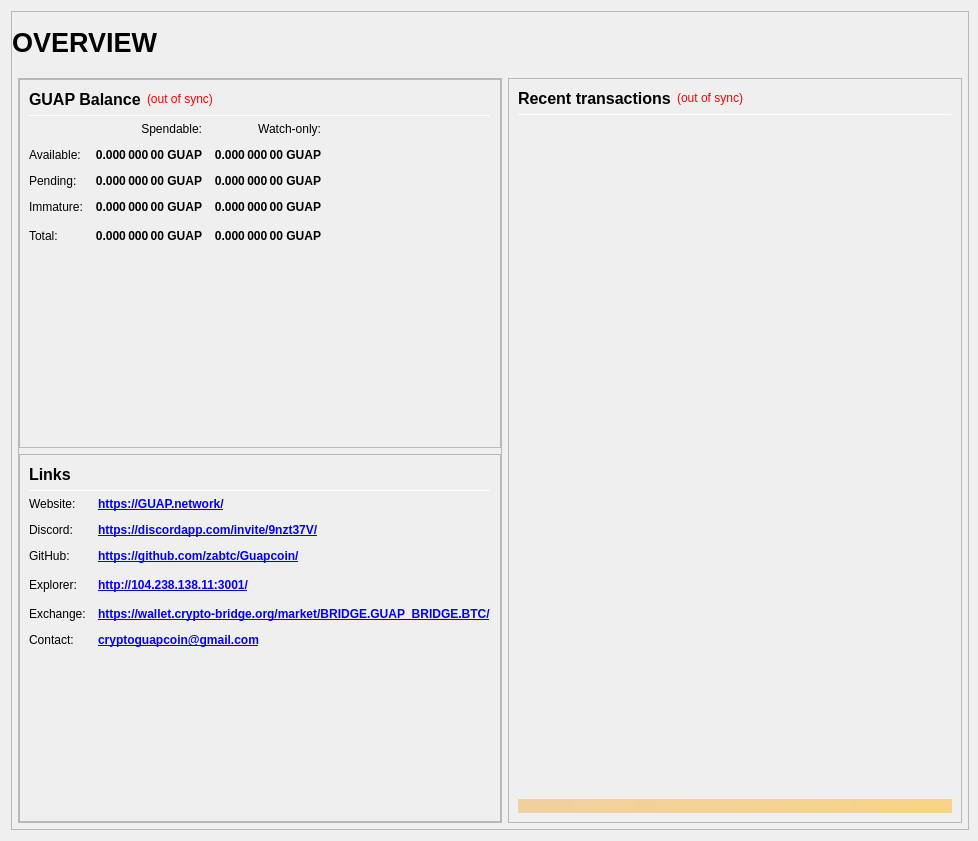
Above: src/qt/forms/overviewpage.ui from GuapCoinOfficial/guapcoinwallet before the change. Below: the same form after it.
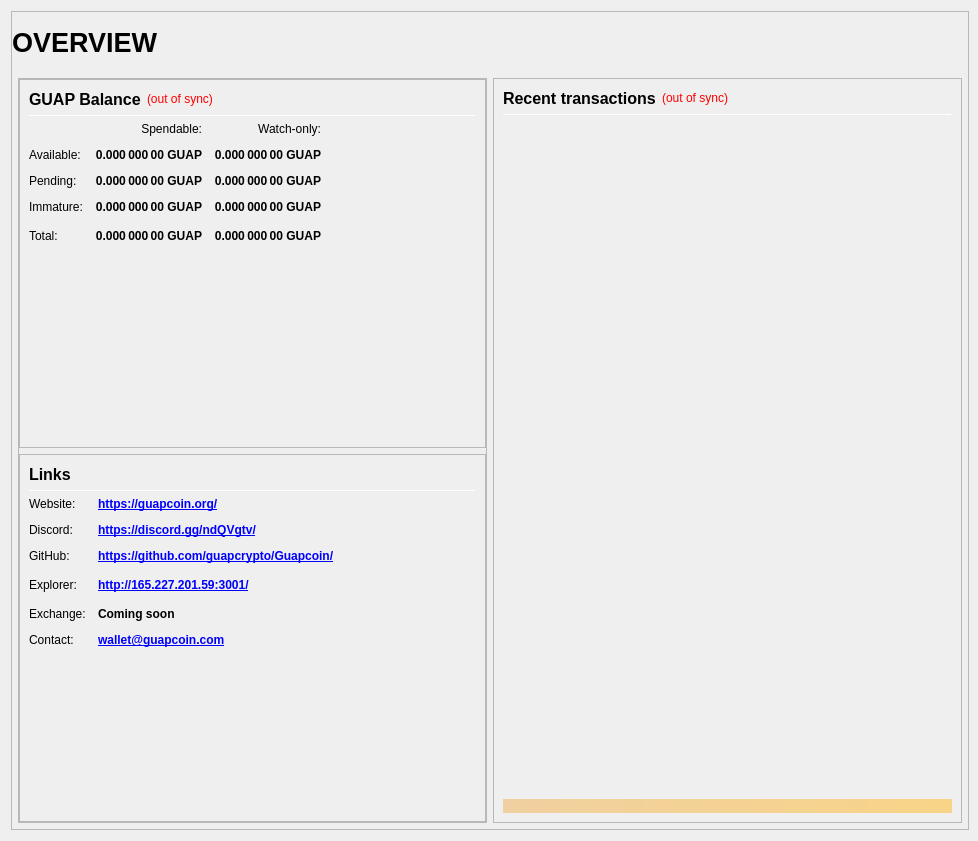
That is the form after the change.

Diff of the .ui file:
```diff
--- a/src/qt/forms/overviewpage.ui
+++ b/src/qt/forms/overviewpage.ui
@@ -671,7 +671,7 @@
                           </font>
                          </property>
                          <property name="text">
-                          <string notr="true">&lt;a href=&quot;https://GUAP.network/&quot;&gt;https://GUAP.network/&lt;/a&gt;</string>
+                          <string notr="true">&lt;a href=&quot;https://guapcoin.org/&quot;&gt;https://guapcoin.org/&lt;/a&gt;</string>
                          </property>
                          <property name="textFormat">
                           <enum>Qt::RichText</enum>
@@ -700,7 +700,7 @@
                           </font>
                          </property>
                          <property name="text">
-                          <string notr="true">&lt;a href=&quot;https://discordapp.com/invite/9nzt37V/&quot;&gt;https://discordapp.com/invite/9nzt37V/&lt;/a&gt;</string>
+                          <string notr="true">&lt;a href=&quot;https://discord.gg/ndQVgtv/&quot;&gt;https://discord.gg/ndQVgtv/&lt;/a&gt;</string>
                          </property>
                          <property name="alignment">
                           <set>Qt::AlignLeading|Qt::AlignLeft|Qt::AlignVCenter</set>
@@ -726,7 +726,7 @@
                           </font>
                          </property>
                          <property name="text">
-                          <string notr="true">&lt;a href=&quot;https://github.com/zabtc/Guapcoin/&quot;&gt;https://github.com/zabtc/Guapcoin/&lt;/a&gt;</string>
+                          <string notr="true">&lt;a href=&quot;https://github.com/guapcrypto/Guapcoin/&quot;&gt;https://github.com/guapcrypto/Guapcoin/&lt;/a&gt;</string>
                          </property>
                          <property name="alignment">
                            <set>Qt::AlignLeading|Qt::AlignLeft|Qt::AlignVCenter</set>
@@ -752,7 +752,7 @@
                           </font>
                          </property>
                          <property name="text">
-                          <string notr="true">&lt;a href=&quot;http://104.238.138.11:3001/&quot;&gt;http://104.238.138.11:3001/&lt;/a&gt;</string>
+                          <string notr="true">&lt;a href=&quot;http://165.227.201.59:3001/&quot;&gt;http://165.227.201.59:3001/&lt;/a&gt;</string>
                          </property>
                          <property name="alignment">
                            <set>Qt::AlignLeading|Qt::AlignLeft|Qt::AlignVCenter</set>
@@ -791,7 +791,7 @@
                           </font>
                          </property>
                          <property name="text">
-                          <string notr="true">&lt;a href=&quot;https://wallet.crypto-bridge.org/market/BRIDGE.GUAP_BRIDGE.BTC/&quot;&gt;https://wallet.crypto-bridge.org/market/BRIDGE.GUAP_BRIDGE.BTC/&lt;/a&gt;</string>
+                          <string>Coming soon</string>
                          </property>
                          <property name="alignment">
                            <set>Qt::AlignLeading|Qt::AlignLeft|Qt::AlignVCenter</set>
@@ -817,7 +817,7 @@
                           </font>
                          </property>
                          <property name="text">
-                          <string notr="true">&lt;a href=&quot;cryptoguapcoin@gmail.com&quot;&gt;cryptoguapcoin@gmail.com&lt;/a&gt;</string>
+                          <string notr="true">&lt;a href=&quot;wallet@guapcoin.com&quot;&gt;wallet@guapcoin.com&lt;/a&gt;</string>
                          </property>
                          <property name="alignment">
                            <set>Qt::AlignLeading|Qt::AlignLeft|Qt::AlignVCenter</set>
```
